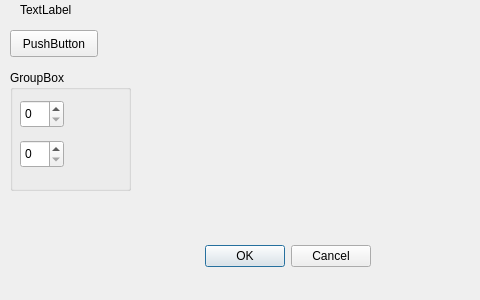
Qt form lab1.ui (4ntonka/IoT) before a commit; both pictures show x 0 to 480 and y 0 to 300 of the 800 by 300 pixel window.
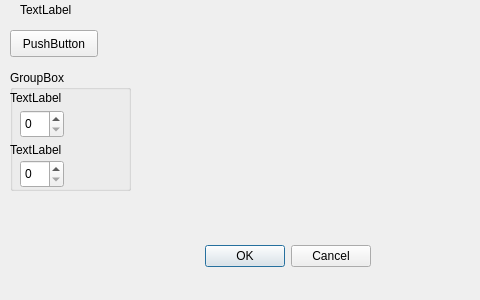
The same form after that commit. Custom widgets are drawn as their Qt base class.

Commit message: spinbox features

Patch:
```diff
--- a/lab1.ui
+++ b/lab1.ui
@@ -58,7 +58,7 @@
     <property name="geometry">
      <rect>
       <x>10</x>
-      <y>30</y>
+      <y>40</y>
       <width>44</width>
       <height>28</height>
      </rect>
@@ -68,11 +68,37 @@
     <property name="geometry">
      <rect>
       <x>10</x>
+      <y>90</y>
+      <width>44</width>
+      <height>28</height>
+     </rect>
+    </property>
+   </widget>
+   <widget class="QLabel" name="interval_label">
+    <property name="geometry">
+     <rect>
+      <x>0</x>
+      <y>20</y>
+      <width>71</width>
+      <height>16</height>
+     </rect>
+    </property>
+    <property name="text">
+     <string>TextLabel</string>
+    </property>
+   </widget>
+   <widget class="QLabel" name="maxxaxis_label">
+    <property name="geometry">
+     <rect>
+      <x>0</x>
       <y>70</y>
-      <width>44</width>
-      <height>28</height>
+      <width>66</width>
+      <height>19</height>
      </rect>
     </property>
+    <property name="text">
+     <string>TextLabel</string>
+    </property>
    </widget>
   </widget>
   <widget class="MplWidget" name="MplWidget" native="true">
```
Left out of the diff: 4 changed lines with no effect on the pictures. The commit also changes 2 other files.
